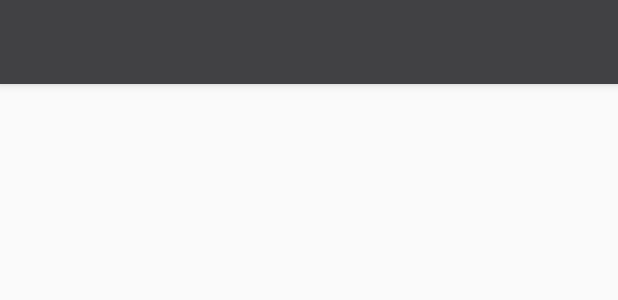
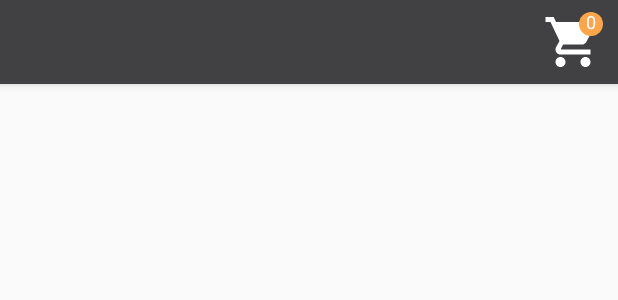
Before and after one commit to Raawaan/CarSpareParts, an Android app: the layout app_bar_home.xml on its own in the app's theme, with its tools: preview values and no code run, on a phone screen of 412 x 824 dp. Shown: the top 300 px of the screen. Run offline under Robolectric (Android 15) with nearby library versions, the phone set to English and light mode, and no system bars.

Commit message:
-create custom cart view. -enable local storage. -add product to cart.

```diff
--- /dev/null
+++ b/app/src/main/java/com/example/carspareparts/CustomCart.kt
@@ -0,0 +1,64 @@
+package com.example.carspareparts
+
+import android.content.Context
+import android.graphics.*
+import android.graphics.drawable.Drawable
+import android.text.TextPaint
+import android.util.AttributeSet
+import android.widget.ImageView
+import androidx.core.view.ViewCompat.getClipBounds
+import android.R.attr.bottom
+import android.R.attr.right
+import android.R.attr.top
+import android.R.attr.left
+import com.parse.ParseObject
+import com.parse.ParseQuery
+
+
+/**
+ * Created by rawan on 06/06/19 .
+ */
+class CustomCart(context: Context, attrs: AttributeSet?) :ImageView(context, attrs){
+    private var paint = Paint()
+    private val textPaint= TextPaint(Paint.ANTI_ALIAS_FLAG)
+    private var value =0
+
+    init {
+        background=context.getDrawable(R.drawable.ic_shopping_cart_black_24dp)
+        paint.color=context.resources.getColor(R.color.colorAccent)
+    }
+
+
+    override fun onDraw(canvas: Canvas?) {
+        val centerX =Math.round(width*0.8f)
+        val centerY=Math.round(height*0.2f)
+        val radius = if(width>height) height*0.2f else width*0.2f
+
+        val textOffSetX= textPaint.measureText(value.toString())*0.5f
+        val textOffSetY=textPaint.fontMetrics.ascent*(0.3f)
+
+        textPaint.color= Color.WHITE
+        textPaint.textSize=12f*resources.displayMetrics.scaledDensity
+        canvas?.drawCircle(centerX.toFloat(),centerY.toFloat(),radius,paint)
+
+        paint.typeface=Typeface.create("Arial",Typeface.BOLD)
+        canvas?.drawText(value.toString(),centerX-textOffSetX,centerY-textOffSetY,textPaint)
+//
+//        val d = resources.getDrawable(R.drawable.ic_shopping_cart_black_24dp, null)
+//        d.setBounds(left, top, right, bottom)
+//        d.draw(canvas!!)
+
+
+    }
+    fun getAllInCart(){
+        val cartQuery= ParseQuery.getQuery<ParseObject>("pinned_order")
+        cartQuery.fromLocalDatastore()
+        cartQuery.findInBackground { objects, e ->
+            if(e==null){
+                value = objects.size
+                invalidate()
+            }
+
+        }
+    }
+}
--- a/app/src/main/java/com/example/carspareparts/CustomerRequest.kt
+++ b/app/src/main/java/com/example/carspareparts/CustomerRequest.kt
@@ -1,10 +1,9 @@
 package com.example.carspareparts
-import com.example.carspareparts.Product
 import com.example.carspareparts.User
 
 
     data class CustomerRequest(
         val user: User,
-        val price: Double?,
-        val products: List<Product>
+        val price: Double,
+        val products: List<SparePartDetails>
     )
--- a/app/src/main/java/com/example/carspareparts/MyApplication.kt
+++ b/app/src/main/java/com/example/carspareparts/MyApplication.kt
@@ -9,10 +9,12 @@ import com.parse.Parse
 class MyApplication:Application(){
     override fun onCreate() {
         super.onCreate()
+
         Parse.initialize( Parse.Configuration.Builder(this)
             .applicationId(getString(R.string.back4app_app_id))
             .clientKey(getString(R.string.back4app_client_key))
             .server(getString(R.string.back4app_server_url))
+            .enableLocalDataStore()
             .build()
         )
     }
--- a/app/src/main/java/com/example/carspareparts/sparepartproducts/SparePartDetails.kt
+++ b/app/src/main/java/com/example/carspareparts/SparePartDetails.kt
@@ -1,4 +1,4 @@
-package com.example.carspareparts.sparepartproducts
+package com.example.carspareparts
 
 import android.os.Parcelable
 import kotlinx.android.parcel.Parcelize
--- a/app/src/main/java/com/example/carspareparts/main/MainActivity.kt
+++ b/app/src/main/java/com/example/carspareparts/main/MainActivity.kt
@@ -29,6 +29,7 @@ class MainActivity : AppCompatActivity(), NavigationView.OnNavigationItemSelecte
     override fun onCreate(savedInstanceState: Bundle?) {
         super.onCreate(savedInstanceState)
         setContentView(R.layout.activity_main)
+        cartView?.getAllInCart()
         mainViewModel= ViewModelProviders.of(this).get(MainViewModel::class.java)
         toolbar?.title= "Available Categories"
         setSupportActionBar(toolbar)
--- a/app/src/main/java/com/example/carspareparts/sparepartproducts/SparePartProductAdapter.kt
+++ b/app/src/main/java/com/example/carspareparts/sparepartproducts/SparePartProductAdapter.kt
@@ -5,6 +5,7 @@ import android.view.View
 import android.view.ViewGroup
 import androidx.recyclerview.widget.RecyclerView
 import com.example.carspareparts.R
+import com.example.carspareparts.SparePartDetails
 import com.squareup.picasso.Picasso
 import kotlinx.android.synthetic.main.spare_part_details_content.view.*
 
@@ -14,7 +15,7 @@ import kotlinx.android.synthetic.main.spare_part_details_content.view.*
 class SparePartProductAdapter(private val sparePartDetails: List<SparePartDetails>,
                               private val clickListener:(SparePartDetails)->Boolean): RecyclerView.Adapter<SparePartProductAdapter.SparePartProductHolderView>(){
     open class SparePartProductHolderView(itemView: View):RecyclerView.ViewHolder(itemView){
-        fun bind(sparePartDetails: SparePartDetails,clickListener: (SparePartDetails) -> Boolean){
+        fun bind(sparePartDetails: SparePartDetails, clickListener: (SparePartDetails) -> Boolean){
             itemView.setOnClickListener {
                 clickListener(sparePartDetails)
             }
--- a/app/src/main/java/com/example/carspareparts/sparepartrequest/RequestActivity.kt
+++ /dev/null
@@ -1,4 +0,0 @@
-package com.example.carspareparts.sparepartrequest
-
-class RequestActivity {
-}
--- /dev/null
+++ b/app/src/main/res/drawable/ic_shopping_cart_black_24dp.xml
@@ -0,0 +1,9 @@
+<vector xmlns:android="http://schemas.android.com/apk/res/android"
+        android:width="27dp"
+        android:height="27dp"
+        android:viewportWidth="24.0"
+        android:viewportHeight="24.0">
+    <path
+        android:fillColor="#fff"
+        android:pathData="M7,18c-1.1,0 -1.99,0.9 -1.99,2S5.9,22 7,22s2,-0.9 2,-2 -0.9,-2 -2,-2zM1,2v2h2l3.6,7.59 -1.35,2.45c-0.16,0.28 -0.25,0.61 -0.25,0.96 0,1.1 0.9,2 2,2h12v-2L7.42,15c-0.14,0 -0.25,-0.11 -0.25,-0.25l0.03,-0.12 0.9,-1.63h7.45c0.75,0 1.41,-0.41 1.75,-1.03l3.58,-6.49c0.08,-0.14 0.12,-0.31 0.12,-0.48 0,-0.55 -0.45,-1 -1,-1L5.21,4l-0.94,-2L1,2zM17,18c-1.1,0 -1.99,0.9 -1.99,2s0.89,2 1.99,2 2,-0.9 2,-2 -0.9,-2 -2,-2z"/>
+</vector>
--- a/app/src/main/res/layout/activity_spare_part_details.xml
+++ b/app/src/main/res/layout/activity_spare_part_details.xml
@@ -65,7 +65,7 @@
               android:layout_marginTop="32dp" app:layout_constraintHorizontal_bias="0.519"/>
     <Button android:layout_width="278dp"
             android:layout_height="46dp"
-            android:id="@+id/RequestBtn"
+            android:id="@+id/addToCartBtn"
             android:layout_marginBottom="16dp"
             android:text="Add To Cart"
             android:background="@drawable/button"
--- a/app/src/main/res/layout/app_bar_home.xml
+++ b/app/src/main/res/layout/app_bar_home.xml
@@ -17,7 +17,16 @@
                 android:layout_width="match_parent"
                 android:layout_height="?attr/actionBarSize"
                 android:background="?attr/colorPrimary"
-                app:popupTheme="@style/AppTheme.PopupOverlay"/>
+                app:popupTheme="@style/AppTheme.PopupOverlay">
+            <com.example.carspareparts.CustomCart
+                    android:layout_marginEnd="10dp"
+                    android:foregroundGravity="right"
+                    android:layout_gravity="end"
+                    android:layout_alignParentEnd="true"
+                    android:id="@+id/cartView"
+                    android:layout_width="40dp"
+                    android:layout_height="40dp"/>
+        </androidx.appcompat.widget.Toolbar>
 
     </com.google.android.material.appbar.AppBarLayout>
 
```
Also changed, not shown: app/src/main/java/com/example/carspareparts/Product.kt (+5 -2 lines), app/src/main/java/com/example/carspareparts/home/HomeFragmentViewModel.kt (+6 -1 lines), app/src/main/java/com/example/carspareparts/sparepartdetails/SparePartDetailsFragment.kt (+32 -4 lines), app/src/main/java/com/example/carspareparts/sparepartdetails/SparePartDetailsViewModel.kt (added, +58 -0 lines), app/src/main/java/com/example/carspareparts/sparepartproducts/SparePartProductViewModel.kt (+8 -4 lines), app/src/main/java/com/example/carspareparts/sparepartrequest/RequestViewModel.kt (deleted, +0 -31 lines), app/src/main/res/drawable/ic_add_shopping_cart_black_24dp.xml (added, +9 -0 lines), app/src/main/res/drawable/ic_remove_shopping_cart_black_24dp.xml (added, +9 -0 lines).
